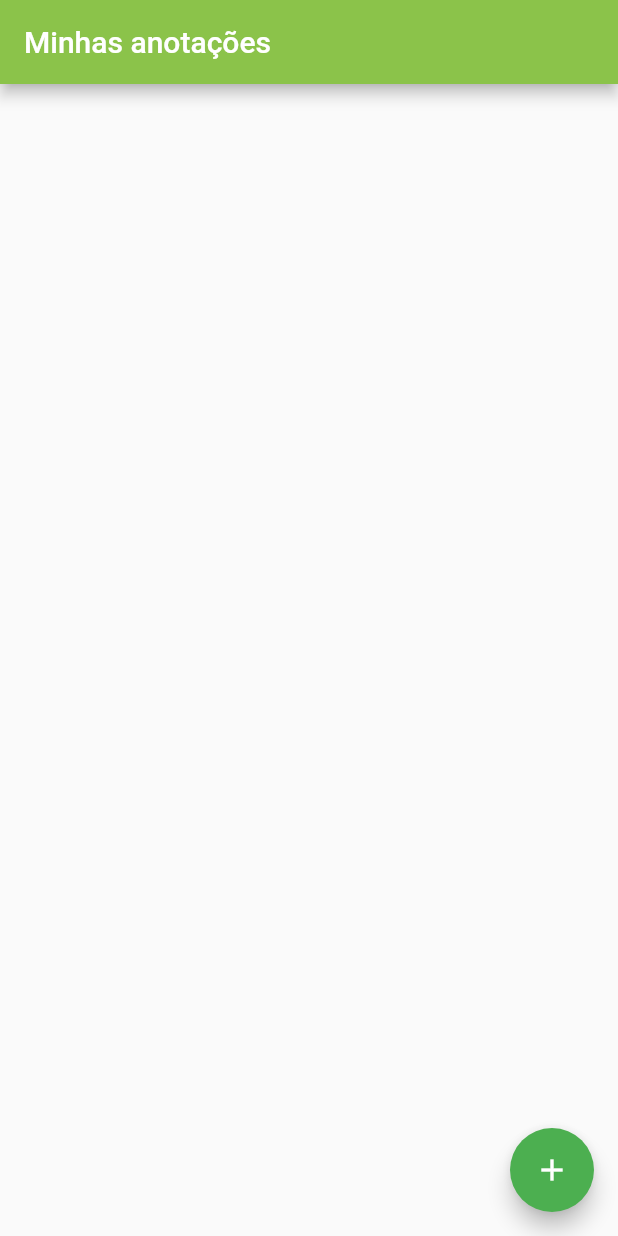
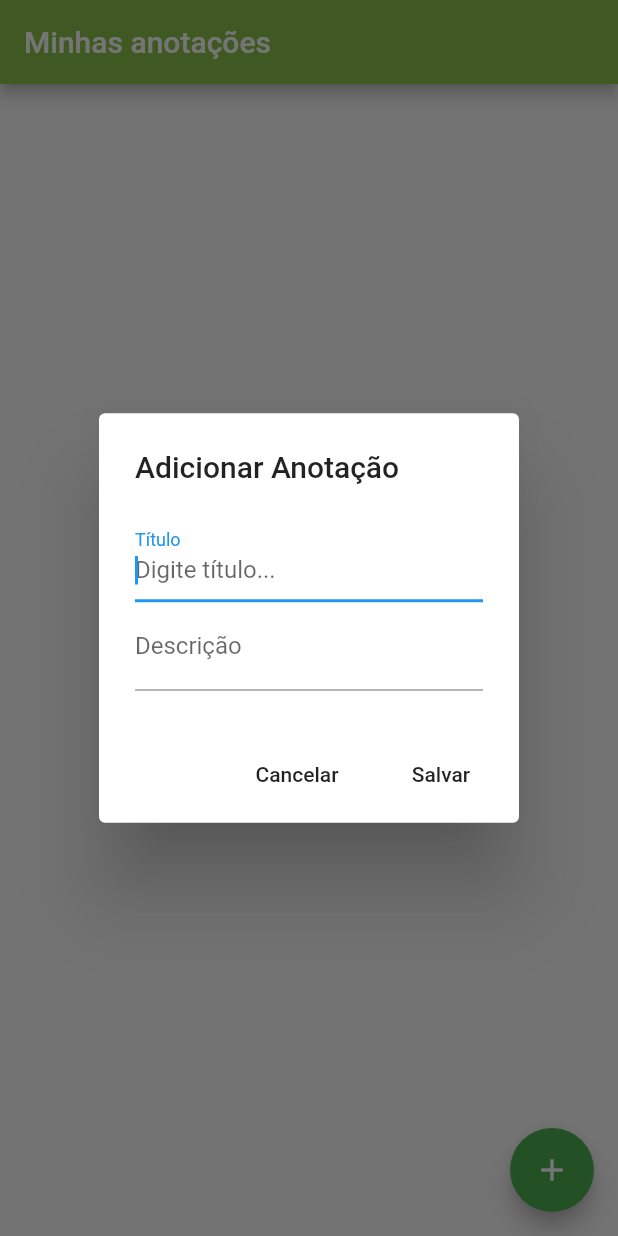
Before and after one commit to Gustavotc/MyNotes-App-Flutter, a Flutter app: the screen it shows after launch, after a tap on the "add" icon, on a phone screen of 412 x 824 dp. Run offline on Flutter 3.47's test engine with Material 2 defaults, Android fonts, the phone set to English and light mode, and no system bars; our stand-ins replace sqflite; accounts and stored records are empty.

Commit message:
Commit with DB saving and recovering notes functionalities

```diff
--- a/lib/Home.dart
+++ b/lib/Home.dart
@@ -1,4 +1,6 @@
 import 'package:flutter/material.dart';
+import 'package:minhas_anotacoes/helper/AnotacaoHelper.dart';
+import 'package:minhas_anotacoes/model/Anotacao.dart';
 
 class Home extends StatefulWidget {
   @override
@@ -9,11 +11,13 @@ class _HomeState extends State<Home> {
 
   TextEditingController _tituloController = TextEditingController();
   TextEditingController _descricaoController = TextEditingController();
+  var _db = AnotacaoHelper();
+  List<Anotacao> _anotacoes = List<Anotacao>();
 
   _exibirTelaCadastro(){
 
     showDialog(
-        context: null,
+        context: context,
       builder: (context) {
           return AlertDialog(
             title: Text("Adicionar Anotação"),
@@ -44,9 +48,8 @@ class _HomeState extends State<Home> {
               ),
               FlatButton(
                 onPressed: (){
-
                   //Salvar
-
+                  _salvarAnotacao();
                   Navigator.pop(context);
                 },
                 child: Text("Salvar"),
@@ -58,14 +61,76 @@ class _HomeState extends State<Home> {
 
   }
 
+  _salvarAnotacao() async {
+
+    String titulo = _tituloController.text;
+    String descricao = _descricaoController.text;
+
+    Anotacao anotacao = new Anotacao(titulo, descricao, DateTime.now().toString());
+    int resultado = await _db.salvarAnotacao(anotacao);
+    print("salvar: " + resultado.toString() );
+
+    _tituloController.clear();
+    _descricaoController.clear();
+
+    _recuperarAnotacoes();
+  }
+
+  _recuperarAnotacoes() async {
+
+    List anotacoesRecuperadas = await _db.recuperarAnotacoes();
+
+    List<Anotacao> listaTemporaria = List<Anotacao>();
+
+    for( var item in anotacoesRecuperadas ){
+
+      Anotacao anotacao = Anotacao.fromMap(item);
+      listaTemporaria.add( anotacao );
+    }
+
+    setState(() {
+      _anotacoes = listaTemporaria;
+    });
+    listaTemporaria = null;
+
+    print("lista " + anotacoesRecuperadas.toString());
+
+  }
+
+  @override
+  void initState() {
+    super.initState();
+    _recuperarAnotacoes();
+  }
+
   @override
   Widget build(BuildContext context) {
+
     return Scaffold(
       appBar: AppBar(
         title: Text("Minhas anotações"),
           backgroundColor: Colors.lightGreen,
       ),
-      body: Container(),
+      body: Column(
+        children: <Widget>[
+          Expanded(
+              child: ListView.builder(
+                itemCount: _anotacoes.length,
+                  itemBuilder: (context, index){
+
+                  final anotacao = _anotacoes[index];
+
+                    return Card(
+                      child: ListTile(
+                        title: Text( anotacao.titulo ),
+                        subtitle: Text("${anotacao.data} - ${anotacao.descricao}" ),
+                      ),
+                    );
+                  }
+                  )
+              )
+        ],
+      ),
       floatingActionButton: FloatingActionButton(
         backgroundColor: Colors.green,
         foregroundColor: Colors.white,
--- a/lib/helper/AnotacaoHelper.dart
+++ b/lib/helper/AnotacaoHelper.dart
@@ -1,8 +1,10 @@
+import 'package:minhas_anotacoes/model/Anotacao.dart';
 import 'package:sqflite/sqflite.dart';
 import 'package:path/path.dart';
 
 class AnotacaoHelper {
 
+  static final String nomeTabela = "anotacao";
   static final AnotacaoHelper _anotacaoHelper = AnotacaoHelper._internal();
   Database _db;
 
@@ -13,19 +15,40 @@ class AnotacaoHelper {
   AnotacaoHelper._internal () {
   }
 
+  Future<int> salvarAnotacao(Anotacao anotacao) async{
+
+    var bancoDados = await db;
+    int resultado = await bancoDados.insert( nomeTabela, anotacao.toMap() );
+    return resultado;
+  }
+
+  recuperarAnotacoes() async {
+
+    var bancoDados = await db;
+    String sql = "SELECT * FROM $nomeTabela ORDER BY data DESC";
+    List anotacoes = await bancoDados.rawQuery( sql );
+    return anotacoes;
+
+  }
+
   get db async {
 
     if( _db != null) {
       return _db;
     }
     else {
-
+      _db = await inicializarDB();
+      return _db;
     }
   }
 
   _onCreate(Database db, int version) async {
 
-    String sql = "CREATE TABLE aotacao (id INTEGER PRIMARY KEY AUTOINCREMENT, titulo VARCHAR, descricao TEXT, data DATETIME)";
+    String sql = "CREATE TABLE $nomeTabela ("
+        "id INTEGER PRIMARY KEY AUTOINCREMENT, "
+        "titulo VARCHAR, "
+        "descricao TEXT, "
+        "data DATETIME)";
     await db.execute(sql);
 
   }
--- /dev/null
+++ b/lib/model/Anotacao.dart
@@ -0,0 +1,36 @@
+
+class Anotacao {
+
+  int id;
+  String titulo;
+  String descricao;
+  String data;
+
+  Anotacao(this.titulo, this.descricao, this.data);
+
+  Anotacao.fromMap(Map map) {
+
+    this.id = map["id"];
+    this.titulo = map["titulo"];
+    this.descricao = map["descricao"];
+    this.data = map["data"];
+
+  }
+
+  Map toMap() {
+
+    Map<String, dynamic> map = {
+      "titulo": this.titulo,
+      "descricao": this.descricao,
+      "data": this.data,
+    };
+
+    if( this.id != null){
+      map["id"] = this.id;
+    }
+
+    return map;
+
+  }
+
+}
```
